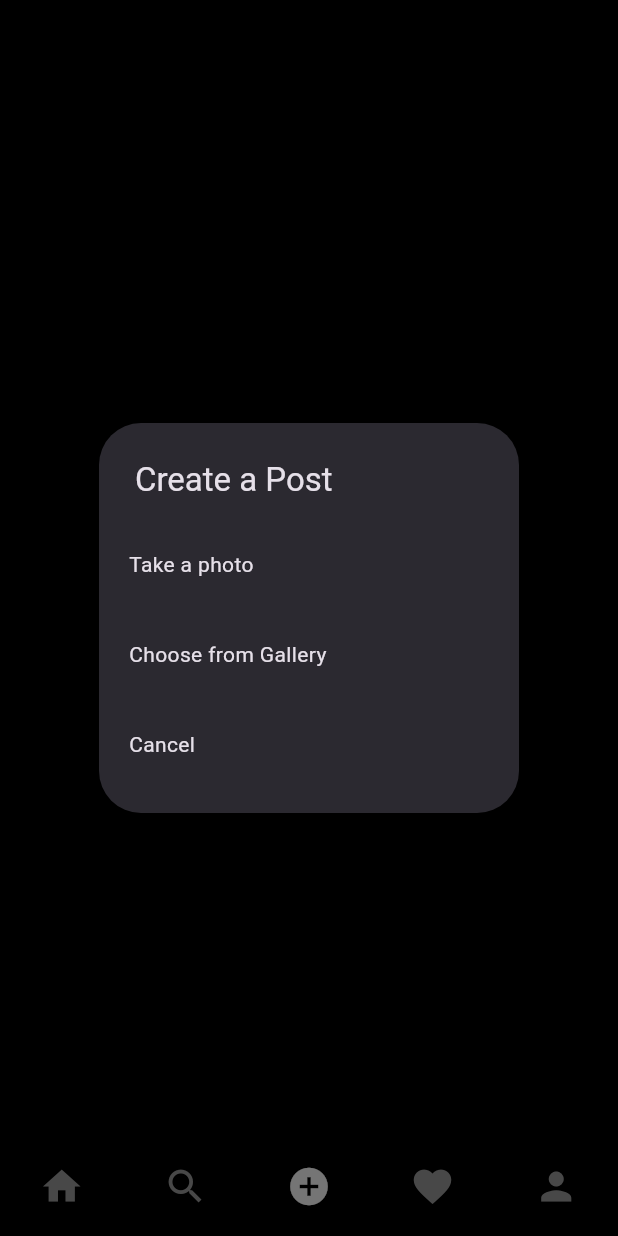
After one commit to ynnuSunny/Instagram-flutter, a Flutter app: the MobileScreenLayout screen opened directly, item 3 of the bottom bar chosen, after a tap on the "upload" icon, on a phone screen of 412 x 824 dp. The commit adds this screen. Run offline on Flutter 3.47's test engine with Material 3 defaults, Android fonts, the phone set to English and light mode, and no system bars; our stand-ins replace cloud_firestore, firebase_auth, firebase_core, flutter_svg, image_picker; accounts and stored records are empty.

Commit message:
feed screen

```diff
--- /dev/null
+++ b/lib/screens/add_post_screen.dart
@@ -0,0 +1,205 @@
+import 'dart:typed_data';
+
+import 'package:flutter/material.dart';
+import 'package:image_picker/image_picker.dart';
+import '../providers/user_provider.dart';
+import '../resources/firestore_methods.dart';
+import '../utils/colors.dart';
+import '../utils/utils.dart';
+import 'package:provider/provider.dart';
+
+class AddPostScreen extends StatefulWidget {
+  const AddPostScreen({Key? key}) : super(key: key);
+
+  @override
+  _AddPostScreenState createState() => _AddPostScreenState();
+}
+
+class _AddPostScreenState extends State<AddPostScreen> {
+  Uint8List? _file;
+  bool isLoading = false;
+  final TextEditingController _descriptionController = TextEditingController();
+
+  _selectImage(BuildContext parentContext) async {
+    return showDialog(
+      context: parentContext,
+      builder: (BuildContext context) {
+        return SimpleDialog(
+          title: const Text('Create a Post'),
+          children: <Widget>[
+            SimpleDialogOption(
+                padding: const EdgeInsets.all(20),
+                child: const Text('Take a photo'),
+                onPressed: () async {
+                  Navigator.pop(context);
+                  Uint8List file = await pickImage(ImageSource.camera);
+                  setState(() {
+                    _file = file;
+                  });
+                }),
+            SimpleDialogOption(
+                padding: const EdgeInsets.all(20),
+                child: const Text('Choose from Gallery'),
+                onPressed: () async {
+                  Navigator.of(context).pop();
+                  Uint8List file = await pickImage(ImageSource.gallery);
+                  setState(() {
+                    _file = file;
+                  });
+                }),
+            SimpleDialogOption(
+              padding: const EdgeInsets.all(20),
+              child: const Text("Cancel"),
+              onPressed: () {
+                Navigator.pop(context);
+              },
+            )
+          ],
+        );
+      },
+    );
+  }
+
+  void postImage(String uid, String username, String profImage) async {
+    setState(() {
+      isLoading = true;
+    });
+    // start the loading
+    try {
+      // upload to storage and db
+      String res = await FireStoreMethods().uploadPost(
+        _descriptionController.text,
+        _file!,
+        uid,
+        username,
+        profImage,
+      );
+      if (res == "success") {
+        setState(() {
+          isLoading = false;
+        });
+        if (context.mounted) {
+          showSnackBar(
+            context,
+            'Posted!',
+          );
+        }
+        clearImage();
+      } else {
+        if (context.mounted) {
+          showSnackBar(context, res);
+        }
+      }
+    } catch (err) {
+      setState(() {
+        isLoading = false;
+      });
+      showSnackBar(
+        context,
+        err.toString(),
+      );
+    }
+  }
+
+  void clearImage() {
+    setState(() {
+      _file = null;
+    });
+  }
+
+  @override
+  void dispose() {
+    super.dispose();
+    _descriptionController.dispose();
+  }
+
+  @override
+  Widget build(BuildContext context) {
+    final UserProvider userProvider = Provider.of<UserProvider>(context);
+
+    return _file == null
+        ? Center(
+            child: IconButton(
+              icon: const Icon(
+                Icons.upload,
+              ),
+              onPressed: () => _selectImage(context),
+            ),
+          )
+        : Scaffold(
+            appBar: AppBar(
+              backgroundColor: mobileBackgroundColor,
+              leading: IconButton(
+                icon: const Icon(Icons.arrow_back),
+                onPressed: clearImage,
+              ),
+              title: const Text(
+                'Post to',
+              ),
+              centerTitle: false,
+              actions: <Widget>[
+                TextButton(
+                  onPressed: () => postImage(
+                    userProvider.getUser.uid,
+                    userProvider.getUser.username,
+                    userProvider.getUser.photoUrl,
+                  ),
+                  child: const Text(
+                    "Post",
+                    style: TextStyle(
+                        color: Colors.blueAccent,
+                        fontWeight: FontWeight.bold,
+                        fontSize: 16.0),
+                  ),
+                )
+              ],
+            ),
+            // POST FORM
+            body: Column(
+              children: <Widget>[
+                isLoading
+                    ? const LinearProgressIndicator()
+                    : const Padding(padding: EdgeInsets.only(top: 0.0)),
+                const Divider(),
+                Row(
+                  mainAxisAlignment: MainAxisAlignment.spaceAround,
+                  crossAxisAlignment: CrossAxisAlignment.start,
+                  children: <Widget>[
+                    CircleAvatar(
+                      backgroundImage: NetworkImage(
+                        userProvider.getUser.photoUrl,
+                      ),
+                    ),
+                    SizedBox(
+                      width: MediaQuery.of(context).size.width * 0.3,
+                      child: TextField(
+                        controller: _descriptionController,
+                        decoration: const InputDecoration(
+                            hintText: "Write a caption...",
+                            border: InputBorder.none),
+                        maxLines: 8,
+                      ),
+                    ),
+                    SizedBox(
+                      height: 45.0,
+                      width: 45.0,
+                      child: AspectRatio(
+                        aspectRatio: 487 / 451,
+                        child: Container(
+                          decoration: BoxDecoration(
+                              image: DecorationImage(
+                            fit: BoxFit.fill,
+                            alignment: FractionalOffset.topCenter,
+                            image: MemoryImage(_file!),
+                          )),
+                        ),
+                      ),
+                    ),
+                  ],
+                ),
+                const Divider(),
+              ],
+            ),
+          );
+  }
+}
--- /dev/null
+++ b/lib/screens/feed_screen.dart
@@ -0,0 +1,68 @@
+import 'package:cloud_firestore/cloud_firestore.dart';
+import 'package:flutter/material.dart';
+import 'package:flutter_svg/flutter_svg.dart';
+import '../utils/colors.dart';
+import '../utils/global_variable.dart';
+import '../widgets/post_card.dart';
+
+class FeedScreen extends StatefulWidget {
+  const FeedScreen({Key? key}) : super(key: key);
+
+  @override
+  State<FeedScreen> createState() => _FeedScreenState();
+}
+
+class _FeedScreenState extends State<FeedScreen> {
+  @override
+  Widget build(BuildContext context) {
+    final width = MediaQuery.of(context).size.width;
+
+    return Scaffold(
+      backgroundColor:
+          width > webScreenSize ? webBackgroundColor : mobileBackgroundColor,
+      appBar: width > webScreenSize
+          ? null
+          : AppBar(
+              backgroundColor: mobileBackgroundColor,
+              centerTitle: false,
+              title: SvgPicture.asset(
+                'assets/ic_instagram.svg',
+                color: primaryColor,
+                height: 32,
+              ),
+              actions: [
+                IconButton(
+                  icon: const Icon(
+                    Icons.messenger_outline,
+                    color: primaryColor,
+                  ),
+                  onPressed: () {},
+                ),
+              ],
+            ),
+      body: StreamBuilder(
+        stream: FirebaseFirestore.instance.collection('posts').snapshots(),
+        builder: (context,
+            AsyncSnapshot<QuerySnapshot<Map<String, dynamic>>> snapshot) {
+          if (snapshot.connectionState == ConnectionState.waiting) {
+            return const Center(
+              child: CircularProgressIndicator(),
+            );
+          }
+          return ListView.builder(
+            itemCount: snapshot.data!.docs.length,
+            itemBuilder: (ctx, index) => Container(
+              margin: EdgeInsets.symmetric(
+                horizontal: width > webScreenSize ? width * 0.3 : 0,
+                vertical: width > webScreenSize ? 15 : 0,
+              ),
+              child: PostCard(
+                snap: snapshot.data!.docs[index].data(),
+              ),
+            ),
+          );
+        },
+      ),
+    );
+  }
+}
--- a/lib/utils/global_variable.dart
+++ b/lib/utils/global_variable.dart
@@ -1,18 +1,18 @@
-// import 'package:firebase_auth/firebase_auth.dart';
+import 'package:firebase_auth/firebase_auth.dart';
 import 'package:flutter/material.dart';
-// import 'package:instagram_clone_flutter/screens/add_post_screen.dart';
-// import 'package:instagram_clone_flutter/screens/feed_screen.dart';
-// import 'package:instagram_clone_flutter/screens/profile_screen.dart';
-// import 'package:instagram_clone_flutter/screens/search_screen.dart';
+import '../screens/add_post_screen.dart';
+import '../screens/feed_screen.dart';
+import '../screens/profile_screen.dart';
+import '../screens/search_screen.dart';
 
 const webScreenSize = 600;
 
-// List<Widget> homeScreenItems = [
-//   const FeedScreen(),
-//   const SearchScreen(),
-//   const AddPostScreen(),
-//   const Text('notifications'),
-//   ProfileScreen(
-//     uid: FirebaseAuth.instance.currentUser!.uid,
-//   ),
-// ];
+List<Widget> homeScreenItems = [
+  const FeedScreen(),
+  const SearchScreen(),
+  const AddPostScreen(),
+  const Text('notifications'),
+  ProfileScreen(
+    uid: FirebaseAuth.instance.currentUser!.uid,
+  ),
+];
```
